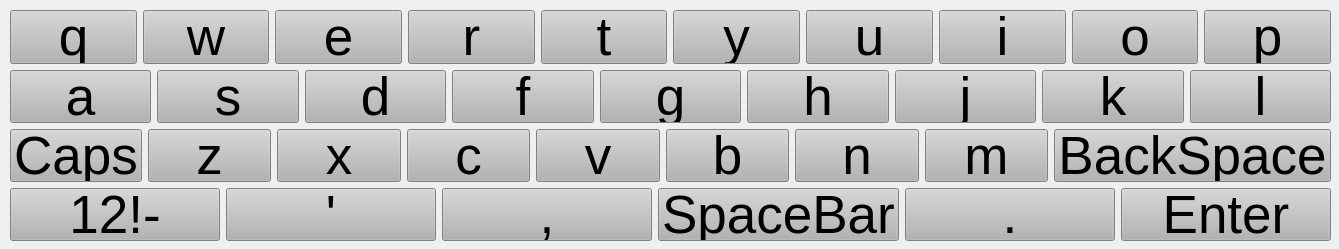
Before: the Qt Designer form BUS_PIS/keyboard.ui in gurpartap007/apaul, drawn with Qt 5.
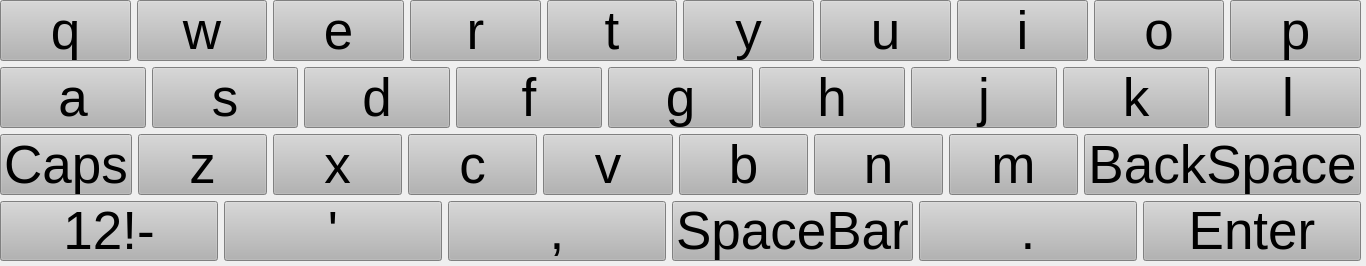
After: the same form once the commit is applied.

```diff
--- a/BUS_PIS/keyboard.ui
+++ b/BUS_PIS/keyboard.ui
@@ -6,20 +6,26 @@
    <rect>
     <x>0</x>
     <y>0</y>
-    <width>1339</width>
-    <height>249</height>
+    <width>1366</width>
+    <height>266</height>
    </rect>
   </property>
+  <property name="sizePolicy">
+   <sizepolicy hsizetype="MinimumExpanding" vsizetype="MinimumExpanding">
+    <horstretch>0</horstretch>
+    <verstretch>0</verstretch>
+   </sizepolicy>
+  </property>
   <property name="windowTitle">
    <string>Form</string>
   </property>
   <widget class="QWidget" name="horizontalLayoutWidget">
    <property name="geometry">
     <rect>
-     <x>10</x>
-     <y>10</y>
-     <width>1321</width>
-     <height>231</height>
+     <x>0</x>
+     <y>0</y>
+     <width>1361</width>
+     <height>261</height>
     </rect>
    </property>
    <layout class="QHBoxLayout" name="horizontalLayout_5">
@@ -29,6 +35,12 @@
        <layout class="QHBoxLayout" name="horizontalLayout">
         <item>
          <widget class="QPushButton" name="pushButton_3">
+          <property name="sizePolicy">
+           <sizepolicy hsizetype="Minimum" vsizetype="MinimumExpanding">
+            <horstretch>0</horstretch>
+            <verstretch>0</verstretch>
+           </sizepolicy>
+          </property>
           <property name="font">
            <font>
             <pointsize>40</pointsize>
@@ -47,6 +59,12 @@
         </item>
         <item>
          <widget class="QPushButton" name="pushButton_4">
+          <property name="sizePolicy">
+           <sizepolicy hsizetype="Minimum" vsizetype="MinimumExpanding">
+            <horstretch>0</horstretch>
+            <verstretch>0</verstretch>
+           </sizepolicy>
+          </property>
           <property name="font">
            <font>
             <pointsize>40</pointsize>
@@ -65,6 +83,12 @@
         </item>
         <item>
          <widget class="QPushButton" name="pushButton_5">
+          <property name="sizePolicy">
+           <sizepolicy hsizetype="Minimum" vsizetype="MinimumExpanding">
+            <horstretch>0</horstretch>
+            <verstretch>0</verstretch>
+           </sizepolicy>
+          </property>
           <property name="font">
            <font>
             <pointsize>40</pointsize>
@@ -83,6 +107,12 @@
         </item>
         <item>
          <widget class="QPushButton" name="pushButton_6">
+          <property name="sizePolicy">
+           <sizepolicy hsizetype="Minimum" vsizetype="MinimumExpanding">
+            <horstretch>0</horstretch>
+            <verstretch>0</verstretch>
+           </sizepolicy>
+          </property>
           <property name="font">
            <font>
             <pointsize>40</pointsize>
@@ -101,6 +131,12 @@
         </item>
         <item>
          <widget class="QPushButton" name="pushButton_7">
+          <property name="sizePolicy">
+           <sizepolicy hsizetype="Minimum" vsizetype="MinimumExpanding">
+            <horstretch>0</horstretch>
+            <verstretch>0</verstretch>
+           </sizepolicy>
+          </property>
           <property name="font">
            <font>
             <pointsize>40</pointsize>
@@ -119,6 +155,12 @@
         </item>
         <item>
          <widget class="QPushButton" name="pushButton_8">
+          <property name="sizePolicy">
+           <sizepolicy hsizetype="Minimum" vsizetype="MinimumExpanding">
+            <horstretch>0</horstretch>
+            <verstretch>0</verstretch>
+           </sizepolicy>
+          </property>
           <property name="font">
            <font>
             <pointsize>40</pointsize>
@@ -137,6 +179,12 @@
         </item>
         <item>
          <widget class="QPushButton" name="pushButton_9">
+          <property name="sizePolicy">
+           <sizepolicy hsizetype="Minimum" vsizetype="MinimumExpanding">
+            <horstretch>0</horstretch>
+            <verstretch>0</verstretch>
+           </sizepolicy>
+          </property>
           <property name="font">
            <font>
             <pointsize>40</pointsize>
@@ -155,6 +203,12 @@
         </item>
         <item>
          <widget class="QPushButton" name="pushButton_10">
+          <property name="sizePolicy">
+           <sizepolicy hsizetype="Minimum" vsizetype="MinimumExpanding">
+            <horstretch>0</horstretch>
+            <verstretch>0</verstretch>
+           </sizepolicy>
+          </property>
           <property name="font">
            <font>
             <pointsize>40</pointsize>
@@ -173,6 +227,12 @@
         </item>
         <item>
          <widget class="QPushButton" name="pushButton_11">
+          <property name="sizePolicy">
+           <sizepolicy hsizetype="Minimum" vsizetype="MinimumExpanding">
+            <horstretch>0</horstretch>
+            <verstretch>0</verstretch>
+           </sizepolicy>
+          </property>
           <property name="font">
            <font>
             <pointsize>40</pointsize>
@@ -191,6 +251,12 @@
         </item>
         <item>
          <widget class="QPushButton" name="pushButton_12">
+          <property name="sizePolicy">
+           <sizepolicy hsizetype="Minimum" vsizetype="MinimumExpanding">
+            <horstretch>0</horstretch>
+            <verstretch>0</verstretch>
+           </sizepolicy>
+          </property>
           <property name="font">
            <font>
             <pointsize>40</pointsize>
@@ -213,6 +279,12 @@
        <layout class="QHBoxLayout" name="horizontalLayout_2">
         <item>
          <widget class="QPushButton" name="pushButton_13">
+          <property name="sizePolicy">
+           <sizepolicy hsizetype="Minimum" vsizetype="MinimumExpanding">
+            <horstretch>0</horstretch>
+            <verstretch>0</verstretch>
+           </sizepolicy>
+          </property>
           <property name="font">
            <font>
             <pointsize>40</pointsize>
@@ -231,6 +303,12 @@
         </item>
         <item>
          <widget class="QPushButton" name="pushButton_21">
+          <property name="sizePolicy">
+           <sizepolicy hsizetype="Minimum" vsizetype="MinimumExpanding">
+            <horstretch>0</horstretch>
+            <verstretch>0</verstretch>
+           </sizepolicy>
+          </property>
           <property name="font">
            <font>
             <pointsize>40</pointsize>
@@ -249,6 +327,12 @@
         </item>
         <item>
          <widget class="QPushButton" name="pushButton_17">
+          <property name="sizePolicy">
+           <sizepolicy hsizetype="Minimum" vsizetype="MinimumExpanding">
+            <horstretch>0</horstretch>
+            <verstretch>0</verstretch>
+           </sizepolicy>
+          </property>
           <property name="font">
            <font>
             <pointsize>40</pointsize>
@@ -267,6 +351,12 @@
         </item>
         <item>
          <widget class="QPushButton" name="pushButton_18">
+          <property name="sizePolicy">
+           <sizepolicy hsizetype="Minimum" vsizetype="MinimumExpanding">
+            <horstretch>0</horstretch>
+            <verstretch>0</verstretch>
+           </sizepolicy>
+          </property>
           <property name="font">
            <font>
             <pointsize>40</pointsize>
@@ -285,6 +375,12 @@
         </item>
         <item>
          <widget class="QPushButton" name="pushButton_16">
+          <property name="sizePolicy">
+           <sizepolicy hsizetype="Minimum" vsizetype="MinimumExpanding">
+            <horstretch>0</horstretch>
+            <verstretch>0</verstretch>
+           </sizepolicy>
+          </property>
           <property name="font">
            <font>
             <pointsize>40</pointsize>
@@ -303,6 +399,12 @@
         </item>
         <item>
          <widget class="QPushButton" name="pushButton_14">
+          <property name="sizePolicy">
+           <sizepolicy hsizetype="Minimum" vsizetype="MinimumExpanding">
+            <horstretch>0</horstretch>
+            <verstretch>0</verstretch>
+           </sizepolicy>
+          </property>
           <property name="font">
            <font>
             <pointsize>40</pointsize>
@@ -321,6 +423,12 @@
         </item>
         <item>
          <widget class="QPushButton" name="pushButton_19">
+          <property name="sizePolicy">
+           <sizepolicy hsizetype="Minimum" vsizetype="MinimumExpanding">
+            <horstretch>0</horstretch>
+            <verstretch>0</verstretch>
+           </sizepolicy>
+          </property>
           <property name="font">
            <font>
             <pointsize>40</pointsize>
@@ -339,6 +447,12 @@
         </item>
         <item>
          <widget class="QPushButton" name="pushButton_15">
+          <property name="sizePolicy">
+           <sizepolicy hsizetype="Minimum" vsizetype="MinimumExpanding">
+            <horstretch>0</horstretch>
+            <verstretch>0</verstretch>
+           </sizepolicy>
+          </property>
           <property name="font">
            <font>
             <pointsize>40</pointsize>
@@ -357,6 +471,12 @@
         </item>
         <item>
          <widget class="QPushButton" name="pushButton_20">
+          <property name="sizePolicy">
+           <sizepolicy hsizetype="Minimum" vsizetype="MinimumExpanding">
+            <horstretch>0</horstretch>
+            <verstretch>0</verstretch>
+           </sizepolicy>
+          </property>
           <property name="font">
            <font>
             <pointsize>40</pointsize>
@@ -379,6 +499,12 @@
        <layout class="QHBoxLayout" name="horizontalLayout_3">
         <item>
          <widget class="QPushButton" name="pushButton_30">
+          <property name="sizePolicy">
+           <sizepolicy hsizetype="Minimum" vsizetype="MinimumExpanding">
+            <horstretch>0</horstretch>
+            <verstretch>0</verstretch>
+           </sizepolicy>
+          </property>
           <property name="font">
            <font>
             <pointsize>40</pointsize>
@@ -397,6 +523,12 @@
         </item>
         <item>
          <widget class="QPushButton" name="pushButton_28">
+          <property name="sizePolicy">
+           <sizepolicy hsizetype="Minimum" vsizetype="MinimumExpanding">
+            <horstretch>0</horstretch>
+            <verstretch>0</verstretch>
+           </sizepolicy>
+          </property>
           <property name="font">
            <font>
             <pointsize>40</pointsize>
@@ -415,6 +547,12 @@
         </item>
         <item>
          <widget class="QPushButton" name="pushButton_25">
+          <property name="sizePolicy">
+           <sizepolicy hsizetype="Minimum" vsizetype="MinimumExpanding">
+            <horstretch>0</horstretch>
+            <verstretch>0</verstretch>
+           </sizepolicy>
+          </property>
           <property name="font">
            <font>
             <pointsize>40</pointsize>
@@ -433,6 +571,12 @@
         </item>
         <item>
          <widget class="QPushButton" name="pushButton_26">
+          <property name="sizePolicy">
+           <sizepolicy hsizetype="Minimum" vsizetype="MinimumExpanding">
+            <horstretch>0</horstretch>
+            <verstretch>0</verstretch>
+           </sizepolicy>
+          </property>
           <property name="font">
            <font>
             <pointsize>40</pointsize>
@@ -451,6 +595,12 @@
         </item>
         <item>
          <widget class="QPushButton" name="pushButton_24">
+          <property name="sizePolicy">
+           <sizepolicy hsizetype="Minimum" vsizetype="MinimumExpanding">
+            <horstretch>0</horstretch>
+            <verstretch>0</verstretch>
+           </sizepolicy>
+          </property>
           <property name="font">
            <font>
             <pointsize>40</pointsize>
@@ -469,6 +619,12 @@
         </item>
         <item>
          <widget class="QPushButton" name="pushButton_23">
+          <property name="sizePolicy">
+           <sizepolicy hsizetype="Minimum" vsizetype="MinimumExpanding">
+            <horstretch>0</horstretch>
+            <verstretch>0</verstretch>
+           </sizepolicy>
+          </property>
           <property name="font">
            <font>
             <pointsize>40</pointsize>
@@ -487,6 +643,12 @@
         </item>
         <item>
          <widget class="QPushButton" name="pushButton_27">
+          <property name="sizePolicy">
+           <sizepolicy hsizetype="Minimum" vsizetype="MinimumExpanding">
+            <horstretch>0</horstretch>
+            <verstretch>0</verstretch>
+           </sizepolicy>
+          </property>
           <property name="font">
            <font>
             <pointsize>40</pointsize>
@@ -505,6 +667,12 @@
         </item>
         <item>
          <widget class="QPushButton" name="pushButton_22">
+          <property name="sizePolicy">
+           <sizepolicy hsizetype="Minimum" vsizetype="MinimumExpanding">
+            <horstretch>0</horstretch>
+            <verstretch>0</verstretch>
+           </sizepolicy>
+          </property>
           <property name="font">
            <font>
             <pointsize>40</pointsize>
@@ -523,6 +691,12 @@
         </item>
         <item>
          <widget class="QPushButton" name="pushButton_29">
+          <property name="sizePolicy">
+           <sizepolicy hsizetype="Minimum" vsizetype="MinimumExpanding">
+            <horstretch>0</horstretch>
+            <verstretch>0</verstretch>
+           </sizepolicy>
+          </property>
           <property name="font">
            <font>
             <pointsize>40</pointsize>
@@ -545,6 +719,12 @@
        <layout class="QHBoxLayout" name="horizontalLayout_4">
         <item>
          <widget class="QPushButton" name="pushButton_31">
+          <property name="sizePolicy">
+           <sizepolicy hsizetype="Minimum" vsizetype="MinimumExpanding">
+            <horstretch>0</horstretch>
+            <verstretch>0</verstretch>
+           </sizepolicy>
+          </property>
           <property name="font">
            <font>
             <pointsize>40</pointsize>
@@ -563,6 +743,12 @@
         </item>
         <item>
          <widget class="QPushButton" name="pushButton_32">
+          <property name="sizePolicy">
+           <sizepolicy hsizetype="Minimum" vsizetype="MinimumExpanding">
+            <horstretch>0</horstretch>
+            <verstretch>0</verstretch>
+           </sizepolicy>
+          </property>
           <property name="font">
            <font>
             <pointsize>40</pointsize>
@@ -581,6 +767,12 @@
         </item>
         <item>
          <widget class="QPushButton" name="pushButton_39">
+          <property name="sizePolicy">
+           <sizepolicy hsizetype="Minimum" vsizetype="MinimumExpanding">
+            <horstretch>0</horstretch>
+            <verstretch>0</verstretch>
+           </sizepolicy>
+          </property>
           <property name="font">
            <font>
             <pointsize>40</pointsize>
@@ -599,6 +791,12 @@
         </item>
         <item>
          <widget class="QPushButton" name="pushButton_38">
+          <property name="sizePolicy">
+           <sizepolicy hsizetype="Minimum" vsizetype="MinimumExpanding">
+            <horstretch>0</horstretch>
+            <verstretch>0</verstretch>
+           </sizepolicy>
+          </property>
           <property name="font">
            <font>
             <pointsize>40</pointsize>
@@ -617,6 +815,12 @@
         </item>
         <item>
          <widget class="QPushButton" name="pushButton_35">
+          <property name="sizePolicy">
+           <sizepolicy hsizetype="Minimum" vsizetype="MinimumExpanding">
+            <horstretch>0</horstretch>
+            <verstretch>0</verstretch>
+           </sizepolicy>
+          </property>
           <property name="font">
            <font>
             <pointsize>40</pointsize>
@@ -635,6 +839,12 @@
         </item>
         <item>
          <widget class="QPushButton" name="pushButton_37">
+          <property name="sizePolicy">
+           <sizepolicy hsizetype="Minimum" vsizetype="MinimumExpanding">
+            <horstretch>0</horstretch>
+            <verstretch>0</verstretch>
+           </sizepolicy>
+          </property>
           <property name="font">
            <font>
             <pointsize>40</pointsize>
```
